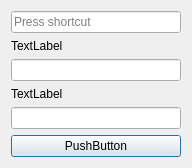
Above: startserver.ui from Tyrox92/Gw2SPECS before the change. Below: the same form after it.
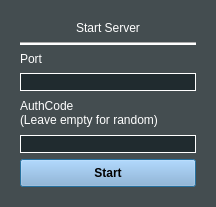
That is the form after the change.

Commit message:
Start server with parameters from client
- added template for saving and loading lineedits
- added ability to start server from client with parameters

What changed in the file:
```diff
--- a/startserver.ui
+++ b/startserver.ui
@@ -6,43 +6,119 @@
    <rect>
     <x>0</x>
     <y>0</y>
-    <width>192</width>
-    <height>157</height>
+    <width>216</width>
+    <height>207</height>
    </rect>
   </property>
   <property name="windowTitle">
    <string>Dialog</string>
   </property>
+  <property name="styleSheet">
+   <string notr="true">QWidget#startserver {
+	background-color: rgba(32, 43, 47, 60%);
+}
+QLabel {
+	background-color: rgba(32, 43, 47, 0%);
+	color: rgb(255, 255, 255);
+}
+QLineEdit {
+    background-color: #202B2F;
+	color: #FFFFFF;
+    border-style: outset;
+    border-width: 2px;
+    border-radius: 3px;
+    border-color: beige;
+    font: bold 10px;
+}
+
+</string>
+  </property>
   <layout class="QGridLayout" name="gridLayout">
-   <item row="5" column="0">
-    <widget class="QPushButton" name="pushButton">
-     <property name="text">
-      <string>PushButton</string>
-     </property>
-    </widget>
-   </item>
+   <property name="leftMargin">
+    <number>20</number>
+   </property>
+   <property name="topMargin">
+    <number>20</number>
+   </property>
+   <property name="rightMargin">
+    <number>20</number>
+   </property>
+   <property name="bottomMargin">
+    <number>20</number>
+   </property>
    <item row="2" column="0">
-    <widget class="QLineEdit" name="lineEdit"/>
-   </item>
-   <item row="4" column="0">
-    <widget class="QLineEdit" name="lineEdit_2"/>
-   </item>
-   <item row="1" column="0">
     <widget class="QLabel" name="label">
      <property name="text">
-      <string>TextLabel</string>
+      <string>Port</string>
+     </property>
+    </widget>
+   </item>
+   <item row="7" column="0">
+    <widget class="QPushButton" name="pushButton">
+     <property name="styleSheet">
+      <string notr="true">QPushButton#pushButton {
+    background-color: #8BB2DA;
+
+    font: bold 12px;
+    padding: 6px;
+}
+QPushButton#pushButton:pressed {
+    background-color: rgb(197,216,236);
+	border-style: inset;
+ 
+}</string>
+     </property>
+     <property name="text">
+      <string>Start</string>
+     </property>
+    </widget>
+   </item>
+   <item row="6" column="0">
+    <widget class="QLineEdit" name="lineEditAuth">
+     <property name="styleSheet">
+      <string notr="true">border-radius:0px;
+border:1px solid #fff;</string>
+     </property>
+    </widget>
+   </item>
+   <item row="0" column="0">
+    <widget class="QLabel" name="label_3">
+     <property name="styleSheet">
+      <string notr="true">font: 75 14pt &quot;Leelawadee UI&quot;;</string>
+     </property>
+     <property name="text">
+      <string>Start Server</string>
+     </property>
+     <property name="alignment">
+      <set>Qt::AlignCenter</set>
      </property>
     </widget>
    </item>
    <item row="3" column="0">
+    <widget class="QLineEdit" name="lineEditPort">
+     <property name="styleSheet">
+      <string notr="true">border-radius:0px;
+border:1px solid #fff;</string>
+     </property>
+    </widget>
+   </item>
+   <item row="4" column="0" rowspan="2">
     <widget class="QLabel" name="label_2">
      <property name="text">
-      <string>TextLabel</string>
+      <string>AuthCode
+(Leave empty for random)</string>
      </property>
     </widget>
    </item>
-   <item row="0" column="0">
-    <widget class="QKeySequenceEdit" name="keySequenceEdit"/>
+   <item row="1" column="0">
+    <widget class="Line" name="line">
+     <property name="styleSheet">
+      <string notr="true">background-color:#fff</string>
+     </property>
+     <property name="orientation">
+      <enum>Qt::Horizontal</enum>
+     </property>
+    </widget>
    </item>
   </layout>
  </widget>
```
The commit also changes 7 other files.
